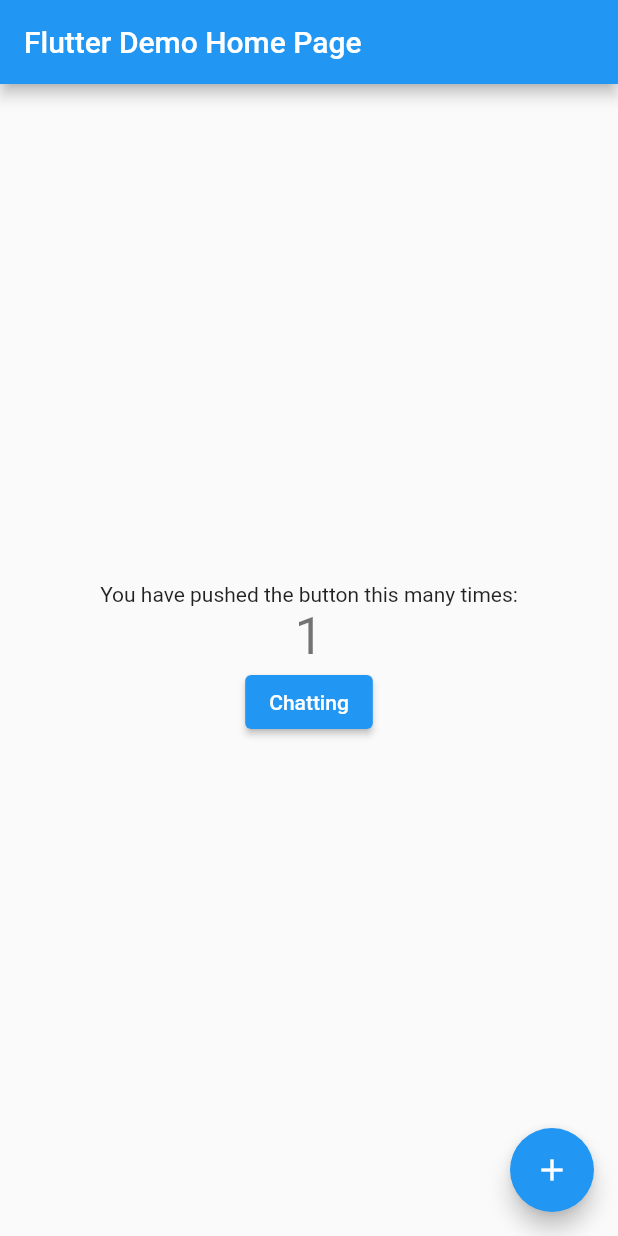
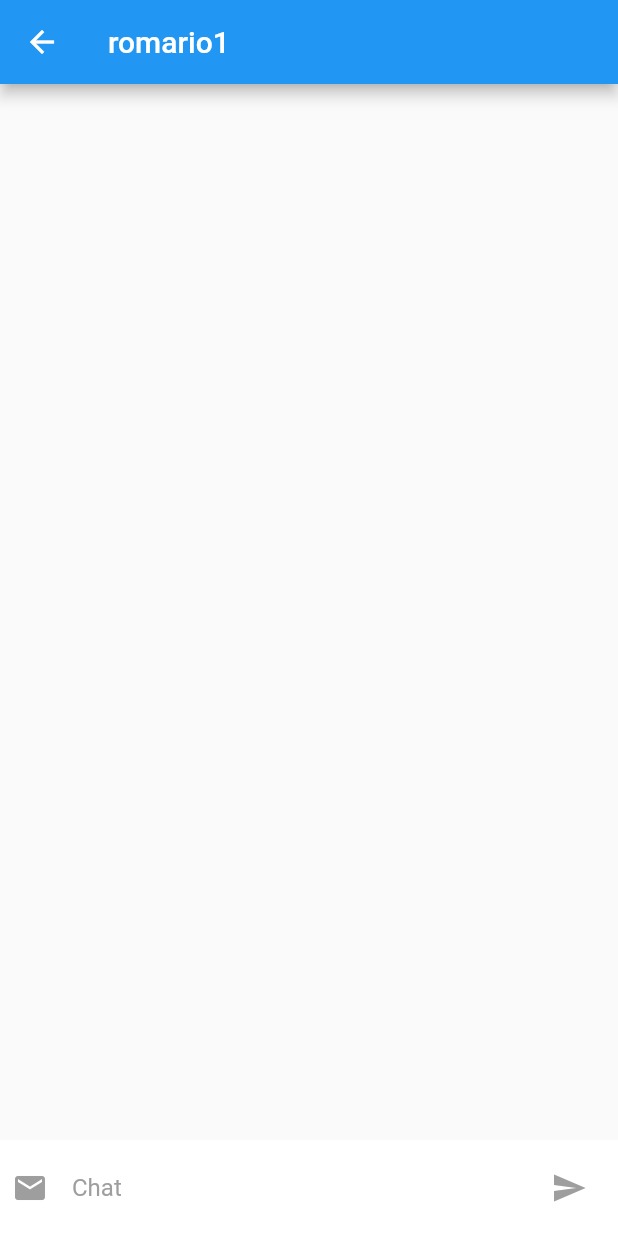
Before and after one commit to mocamacama/proyekflutter_chatting, a Flutter app: the screen it shows after launch, after a tap on the "add" icon, on a phone screen of 412 x 824 dp. Run offline on Flutter 3.47's test engine with Material 2 defaults, Android fonts, the light colour scheme and no system bars; our stand-ins replace cloud_firestore, firebase_core; accounts and stored records are empty.

Commit message:
chat jadi v0.0

```diff
--- /dev/null
+++ b/lib/coba.dart
@@ -0,0 +1,212 @@
+// ignore_for_file: no_logic_in_create_state
+
+import 'package:cloud_firestore/cloud_firestore.dart';
+import 'package:flutter/material.dart';
+
+class COBAA extends StatefulWidget {
+  final String username1;
+  final String username2;
+  const COBAA({Key? key, required this.username1, required this.username2}) : super(key: key);
+
+  @override
+  State<COBAA> createState() => _COBAAState(this.username1, this.username2);
+}
+
+class _COBAAState extends State<COBAA> {
+  TextEditingController txtChat = TextEditingController();
+  String username1, username2;
+  FirebaseFirestore _firestore = FirebaseFirestore.instance;
+  String channel = "";
+
+  _COBAAState(this.username1, this.username2) {
+    if (this.username1.compareTo(this.username2) < 0) {
+      channel = this.username1 + this.username2;
+    } else {
+      channel = this.username2 + this.username1;
+    }
+  }
+
+  void sendmessage() async {
+    var teks = txtChat.text;
+    txtChat.text = "";
+
+    DocumentReference ref = await _firestore
+        .collection(channel)
+        .add({'user1': username1, 'user2': username2, 'teks': teks, 'tanggal': DateTime.now().toString()});
+  }
+
+  @override
+  Widget build(BuildContext context) {
+    return Scaffold(
+        // backgroundColor: globals.warnaBackgroundLayar,
+        appBar: AppBar(title: Text(this.username2)),
+        body: Container(
+          // color: globals.warnaBackgroundLayar,
+          child: Column(
+            children: <Widget>[
+              Expanded(
+                child: _buildBody(context),
+              ),
+              Container(
+                color: Colors.white,
+                child: Align(
+                  alignment: Alignment.bottomLeft,
+                  child: Padding(
+                    padding: const EdgeInsets.all(8.0),
+                    child: Row(
+                      children: <Widget>[
+                        Expanded(
+                          flex: 7,
+                          child: TextFormField(
+                            controller: txtChat,
+                            keyboardType: TextInputType.text,
+                            style: TextStyle(color: Colors.blue),
+                            decoration: InputDecoration(
+                                hintText: "Chat",
+                                hintStyle: TextStyle(color: Colors.grey),
+                                border: InputBorder.none,
+                                icon: Icon(
+                                  Icons.email,
+                                  color: Colors.grey,
+                                )),
+                          ),
+                        ),
+                        Expanded(
+                          flex: 1,
+                          child: GestureDetector(
+                            onTap: () {
+                              sendmessage();
+                            },
+                            child: Icon(
+                              Icons.send,
+                              color: Colors.grey,
+                            ),
+                          ),
+                          // child: FlatButton(
+                          //   child: new Text("Send"),
+                          //   onPressed: sendmessage,
+                          // )
+                        )
+                      ],
+                    ),
+                  ),
+                ),
+              )
+            ],
+          ),
+        ));
+  }
+
+  Widget _buildBody(BuildContext context) {
+    FirebaseFirestore.instance.collection(channel).get().then((QuerySnapshot snapshot) {
+      snapshot.docs.forEach((f) => print('${f.data}}'));
+    });
+
+    var data = FirebaseFirestore.instance.collection(channel).orderBy('tanggal').snapshots();
+    return StreamBuilder<QuerySnapshot>(
+      stream: data,
+      builder: (context, snapshot) {
+        if (!snapshot.hasData)
+          return Center(
+            child: CircularProgressIndicator(
+              valueColor: AlwaysStoppedAnimation<Color>(Colors.redAccent),
+            ),
+          );
+        return _buildList(context, snapshot.data!.docs);
+        // return Expanded(
+        //   child: Row(),
+        // );
+      },
+    );
+  }
+
+  Widget _buildList(BuildContext context, List<DocumentSnapshot> snapshot) {
+    return Expanded(
+      child: ListView(
+        padding: const EdgeInsets.only(top: 20.0),
+        children: snapshot.map((data) => _buildListItem(context, data)).toList(),
+      ),
+    );
+  }
+
+  Widget _buildListItem(BuildContext context, DocumentSnapshot data) {
+    final record = Record.fromSnapshot(data);
+    print("cek = " + record.user1 + "-" + "Romario");
+    if (record.user1 == username1) {
+      // rata kanan
+      return Padding(
+        key: ValueKey(record.tanggal),
+        padding: const EdgeInsets.symmetric(horizontal: 16.0, vertical: 8.0),
+        child: Column(
+          mainAxisAlignment: MainAxisAlignment.end,
+          crossAxisAlignment: CrossAxisAlignment.end,
+          children: <Widget>[
+            Container(
+              padding: const EdgeInsets.symmetric(
+                vertical: 8.0,
+                horizontal: 16.0,
+              ),
+              decoration: BoxDecoration(color: Colors.white, borderRadius: BorderRadius.circular(10.0)),
+              child: Text(record.teks,
+                  style: TextStyle(
+                    fontSize: 20.0,
+                  )),
+            ),
+            Padding(padding: const EdgeInsets.only(top: 5.0)),
+            Text(record.tanggal.substring(0, 16) + "", style: TextStyle(fontSize: 10.0, color: Colors.black)),
+            Padding(padding: const EdgeInsets.only(top: 10.0)),
+          ],
+        ),
+      );
+    } else {
+      return Padding(
+        key: ValueKey(record.tanggal),
+        padding: const EdgeInsets.symmetric(horizontal: 16.0, vertical: 8.0),
+        child: Column(
+          mainAxisAlignment: MainAxisAlignment.start,
+          crossAxisAlignment: CrossAxisAlignment.start,
+          children: <Widget>[
+            Container(
+              padding: const EdgeInsets.symmetric(
+                vertical: 8.0,
+                horizontal: 16.0,
+              ),
+              decoration: BoxDecoration(color: Colors.white, borderRadius: BorderRadius.circular(10.0)),
+              child: Text(record.teks,
+                  style: TextStyle(
+                    fontSize: 20.0,
+                  )),
+            ),
+            Padding(padding: const EdgeInsets.only(top: 5.0)),
+            Text(record.tanggal.substring(0, 16) + "", style: TextStyle(fontSize: 10.0, color: Colors.black)),
+            Padding(padding: const EdgeInsets.only(top: 10.0)),
+          ],
+        ),
+      );
+    }
+  }
+}
+
+class Record {
+  final String user1;
+  final String user2;
+  final String teks;
+  final String tanggal;
+  final DocumentReference reference;
+
+  Record.fromMap(Map<String, dynamic> map, {required this.reference})
+      : assert(map['user1'] != null),
+        assert(map['user2'] != null),
+        assert(map['teks'] != null),
+        assert(map['tanggal'] != null),
+        user1 = map['user1'],
+        user2 = map['user2'],
+        teks = map['teks'],
+        tanggal = map['tanggal'];
+
+  Record.fromSnapshot(DocumentSnapshot snapshot)
+      : this.fromMap(snapshot.data() as Map<String, dynamic>, reference: snapshot.reference);
+
+  @override
+  String toString() => "Record<$user1:$user2:$teks:$tanggal>";
+}
--- a/lib/main.dart
+++ b/lib/main.dart
@@ -1,128 +1,118 @@
+import 'package:cloud_firestore/cloud_firestore.dart';
 import 'package:firebase_core/firebase_core.dart';
 import 'package:flutter/material.dart';
 import 'package:proyek_chatting/chatting.dart';
+import 'package:proyek_chatting/coba.dart';
 
 import 'firebase_options.dart';
 
-Future<void> main() async {
+void main() async {
   WidgetsFlutterBinding.ensureInitialized();
-  await Firebase.initializeApp(
-    options: DefaultFirebaseOptions.currentPlatform,
-  );
-  runApp(const MyApp());
+  await Firebase.initializeApp();
+  runApp(MaterialApp(
+    title: "Chatting",
+    home: MyApp(),
+  ));
 }
 
-class MyApp extends StatelessWidget {
+class MyApp extends StatefulWidget {
   const MyApp({Key? key}) : super(key: key);
 
-  // This widget is the root of your application.
+  @override
+  State<MyApp> createState() => _MyAppState();
+}
+
+class _MyAppState extends State<MyApp> {
+  String username1 = "romario1";
+  String username2 = "romario2";
   @override
   Widget build(BuildContext context) {
-    return MaterialApp(
-      title: 'Flutter Demo',
-      theme: ThemeData(
-        // This is the theme of your application.
-        //
-        // Try running your application with "flutter run". You'll see the
-        // application has a blue toolbar. Then, without quitting the app, try
-        // changing the primarySwatch below to Colors.green and then invoke
-        // "hot reload" (press "r" in the console where you ran "flutter run",
-        // or simply save your changes to "hot reload" in a Flutter IDE).
-        // Notice that the counter didn't reset back to zero; the application
-        // is not restarted.
-        primarySwatch: Colors.blue,
+    return Scaffold(
+      appBar: AppBar(title: Text("Chatting")),
+      floatingActionButton: FloatingActionButton(
+        onPressed: () {
+          // _jumlah++;
+          // final dtBaru = itemCatatan(itemJudul: _jumlah.toString(), itemIsi: "333");
+          // Database.tambahData(item: dtBaru);
+          Navigator.push(
+              context,
+              MaterialPageRoute(
+                  builder: (context) => COBAA(
+                        username1: username2,
+                        username2: username1,
+                      )));
+        },
+        backgroundColor: Colors.blueGrey,
+        child: Icon(
+          Icons.add,
+          color: Colors.white,
+          size: 32,
+        ),
       ),
-      home: const MyHomePage(title: 'Flutter Demo Home Page'),
+      body: Container(
+        padding: EdgeInsets.all(8.0),
+        margin: EdgeInsets.fromLTRB(8.0, 16.0, 8.0, 0),
+        child: Column(
+          children: [
+            TextField(
+              // controller: ctrSearch,
+              decoration: InputDecoration(
+                prefixIcon: Icon(Icons.search),
+                border: OutlineInputBorder(
+                    borderRadius: BorderRadius.circular(10), borderSide: BorderSide(color: Colors.blue)),
+              ),
+            ),
+            // Expanded(
+            //   child: StreamBuilder<QuerySnapshot>(
+            //     stream: onSearch(),
+            //     builder: (context, snapshot) {
+            //       if (snapshot.hasError) {
+            //         return Text("ERROR");
+            //       } else {
+            //         if (snapshot.hasData && snapshot.data != null) {
+            //           var snapdata = snapshot.data;
+            //           return ListView.separated(
+            //               itemBuilder: ((context, index) {
+            //                 DocumentSnapshot dsData = snapshot.data!.docs[index];
+            //                 String lvjudul = dsData['judulCat'];
+            //                 String lvisi = dsData['isiCat'];
+            //                 _jumlah = snapdata!.docs.length;
+            //                 return ListTile(
+            //                   onTap: () {
+            //                     // final dtBaru = itemCatatan(itemJudul: lvjudul, itemIsi: lvisi + "+");
+            //                     // Database.ubahData(item: dtBaru);
+            //                     final dtkirim = itemCatatan(itemJudul: lvjudul, itemIsi: lvisi);
+            //                     Navigator.push(
+            //                         context,
+            //                         MaterialPageRoute(
+            //                             builder: (context) => detData(
+            //                                   dataDet: dtkirim,
+            //                                 )));
+            //                   },
+            //                   onLongPress: () {
+            //                     Database.deleteData(judul: lvjudul);
+            //                   },
+            //                   title: Text(lvjudul),
+            //                   subtitle: Text(lvisi),
+            //                 );
+            //               }),
+            //               separatorBuilder: (context, index) => SizedBox(
+            //                     height: 8.0,
+            //                   ),
+            //               itemCount: snapdata!.docs.length);
+            //         }
+            //         return Center(
+            //           child: CircularProgressIndicator(
+            //             valueColor: AlwaysStoppedAnimation<Color>(Colors.redAccent),
+            //           ),
+            //         );
+            //       }
+            //     },
+            //   ),
+            // ),
+          ],
+        ),
+      ),
     );
   }
 }
-
-class MyHomePage extends StatefulWidget {
-  const MyHomePage({Key? key, required this.title}) : super(key: key);
-
-  // This widget is the home page of your application. It is stateful, meaning
-  // that it has a State object (defined below) that contains fields that affect
-  // how it looks.
-
-  // This class is the configuration for the state. It holds the values (in this
-  // case the title) provided by the parent (in this case the App widget) and
-  // used by the build method of the State. Fields in a Widget subclass are
-  // always marked "final".
-
-  final String title;
-
-  @override
-  State<MyHomePage> createState() => _MyHomePageState();
-}
-
-class _MyHomePageState extends State<MyHomePage> {
-  int _counter = 0;
-
-  void _incrementCounter() {
-    setState(() {
-      // This call to setState tells the Flutter framework that something has
-      // changed in this State, which causes it to rerun the build method below
-      // so that the display can reflect the updated values. If we changed
-      // _counter without calling setState(), then the build method would not be
-      // called again, and so nothing would appear to happen.
-      _counter++;
-    });
-  }
-
-  @override
-  Widget build(BuildContext context) {
-    // This method is rerun every time setState is called, for instance as done
-    // by the _incrementCounter method above.
-    //
-    // The Flutter framework has been optimized to make rerunning build methods
-    // fast, so that you can just rebuild anything that needs updating rather
-    // than having to individually change instances of widgets.
-    return Scaffold(
-      appBar: AppBar(
-        // Here we take the value from the MyHomePage object that was created by
-        // the App.build method, and use it to set our appbar title.
-        title: Text(widget.title),
-      ),
-      body: Center(
-        // Center is a layout widget. It takes a single child and positions it
-        // in the middle of the parent.
-        child: Column(
-          // Column is also a layout widget. It takes a list of children and
-          // arranges them vertically. By default, it sizes itself to fit its
-          // children horizontally, and tries to be as tall as its parent.
-          //
-          // Invoke "debug painting" (press "p" in the console, choose the
-          // "Toggle Debug Paint" action from the Flutter Inspector in Android
-          // Studio, or the "Toggle Debug Paint" command in Visual Studio Code)
-          // to see the wireframe for each widget.
-          //
-          // Column has various properties to control how it sizes itself and
-          // how it positions its children. Here we use mainAxisAlignment to
-          // center the children vertically; the main axis here is the vertical
-          // axis because Columns are vertical (the cross axis would be
-          // horizontal).
-          mainAxisAlignment: MainAxisAlignment.center,
-          children: <Widget>[
-            const Text(
-              'You have pushed the button this many times:',
-            ),
-            Text(
-              '$_counter',
-              style: Theme.of(context).textTheme.headline4,
-            ),
-            ElevatedButton(
-                onPressed: () {
-                  Navigator.push(context, MaterialPageRoute(builder: (context) => ChattingClass()));
-                },
-                child: Text("Chatting"))
-          ],
-        ),
-      ),
-      floatingActionButton: FloatingActionButton(
-        onPressed: _incrementCounter,
-        tooltip: 'Increment',
-        child: const Icon(Icons.add),
-      ), // This trailing comma makes auto-formatting nicer for build methods.
-    );
-  }
-}
```
Also changed, not shown: lib/chatting.dart (+139 -87 lines).
